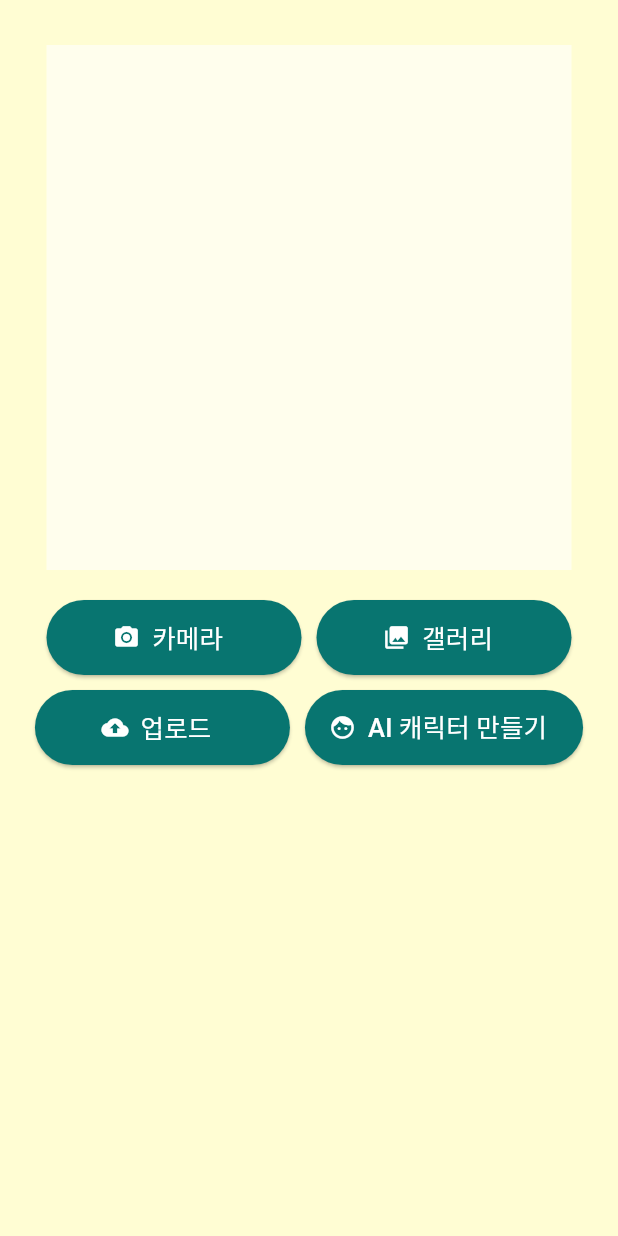
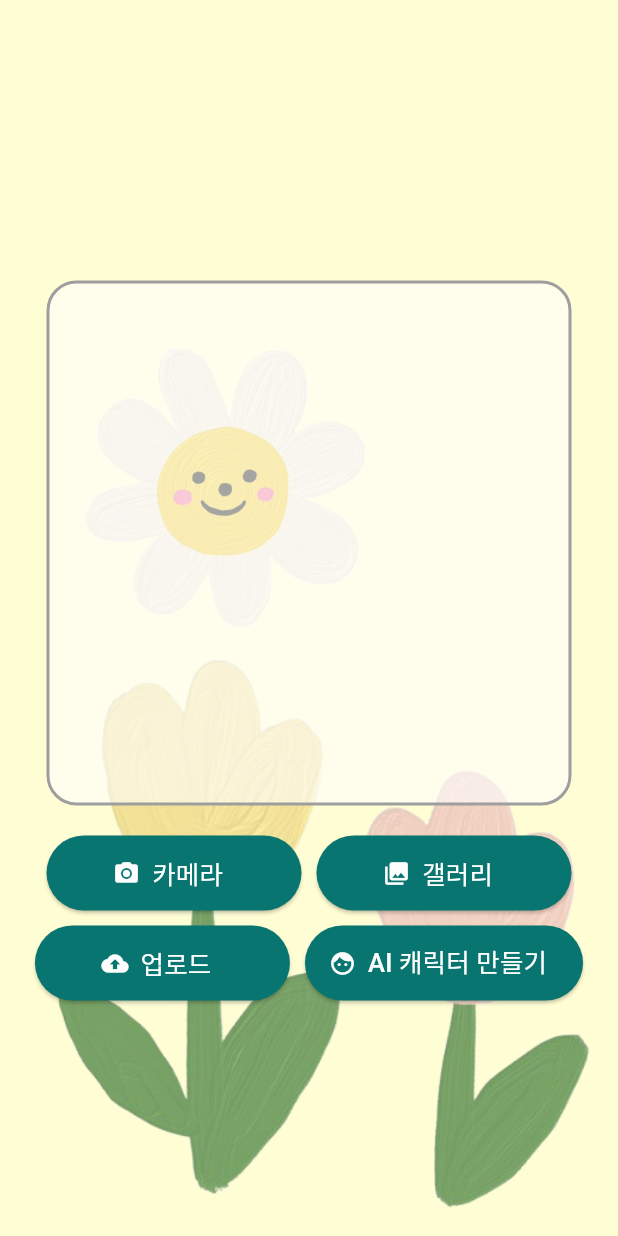
Before and after one commit to mjw-0111/Greedot-frontend, a Flutter app: the GetImage_greedot widget shown alone on an empty page, opened directly, on a phone screen of 412 x 824 dp. Run offline on Flutter 3.47's test engine with Material 3 defaults, Android fonts, the phone set to English and light mode, and no system bars; our stand-ins replace avatar_glow, carousel_slider, fl_chart, flip_card, flutter_spinkit, image_picker and 5 more; missing offline and left inert: mime_type; accounts and stored records are empty; network calls fail; Roboto replaces fonts that are missing (greedot_font).

Commit message:
feat: design element

```diff
--- a/lib/screen/rigging/getImage.dart
+++ b/lib/screen/rigging/getImage.dart
@@ -34,17 +34,42 @@ class _getImageState extends State<GetImage_greedot> {
   Widget build(BuildContext context) {
     return Container(
       color: colorMainBG_greedot,
-      child: Column(
-        crossAxisAlignment: CrossAxisAlignment.start,
+      child: Stack(
         children: [
-          const SizedBox(height: 30, width: double.infinity),
+          Positioned(
+            left: 50, // 왼쪽에서 50의 위치에
+            bottom: 400, // 아래에서 400의 위치에
+            child: Image.asset(
+              'assets/images/cute_element/flower1.png', // 꽃 이미지 추가
+              width: 200,
+              height: 200,
+            ),
+          ),
+          Positioned(
+            right: 0, // 오른쪽 끝에
+            bottom: 0, // 아래 끝에
+            child: Image.asset(
+              'assets/images/cute_element/tulip.png', // 개 이미지 추가
+              width: 400,
+              height: 400,
+            ),
+          ),
+          Column(
+            mainAxisAlignment: MainAxisAlignment.center, // 세로 방향으로 중앙 정렬
+            crossAxisAlignment: CrossAxisAlignment.center, // 가로 방향으로 중앙 정렬
+            children: [
+              const SizedBox(height: 30),
               _buildPhotoArea(),
               const SizedBox(height: 20),
               _buildButton(),
             ],
           ),
+
+        ],
+      ),
     );
   }
+
 
   //이미지를 가져오는 함수
   Future getImage(ImageSource imageSource) async {
@@ -114,19 +139,26 @@ class _getImageState extends State<GetImage_greedot> {
       child: Container(
         width: canvasSize,
         height: canvasSize,
-        decoration: _image != null
-            ? BoxDecoration(
-                image: DecorationImage(
+        decoration: BoxDecoration(
+          // 모서리를 둥글게 처리하기 위해 borderRadius를 추가합니다.
+          borderRadius: BorderRadius.circular(20.0),
+          border: Border.all(
+            color: Colors.grey, // 경계선의 색상을 지정합니다.
+            width: 2.0, // 경계선의 너비를 지정합니다.
+          ),
+          // _image가 null이 아닐 때와 null일 때를 구분하여 처리합니다.
+          image: _image != null
+              ? DecorationImage(
             image: FileImage(File(_image!.path)), // 이미지 파일을 화면에 띄워줍니다.
             fit: BoxFit.cover, // 이미지가 컨테이너를 꽉 채우도록 설정합니다.
-                ),
           )
-            : BoxDecoration(
-                color: Colors.white60, // 이미지가 없을 경우 회색 배경을 표시합니다.
+              : null,
+          color: _image == null ? Colors.white60 : null, // 이미지가 없을 경우 회색 배경을 표시합니다.
         ),
       ),
     );
   }
+
 
   Widget _buildButton() {
     double buttonWidth = 170;
```
Also changed, not shown: lib/screen/login/logIn.dart (+22 -19 lines). Lines whose indentation alone changed are shown as unchanged.
